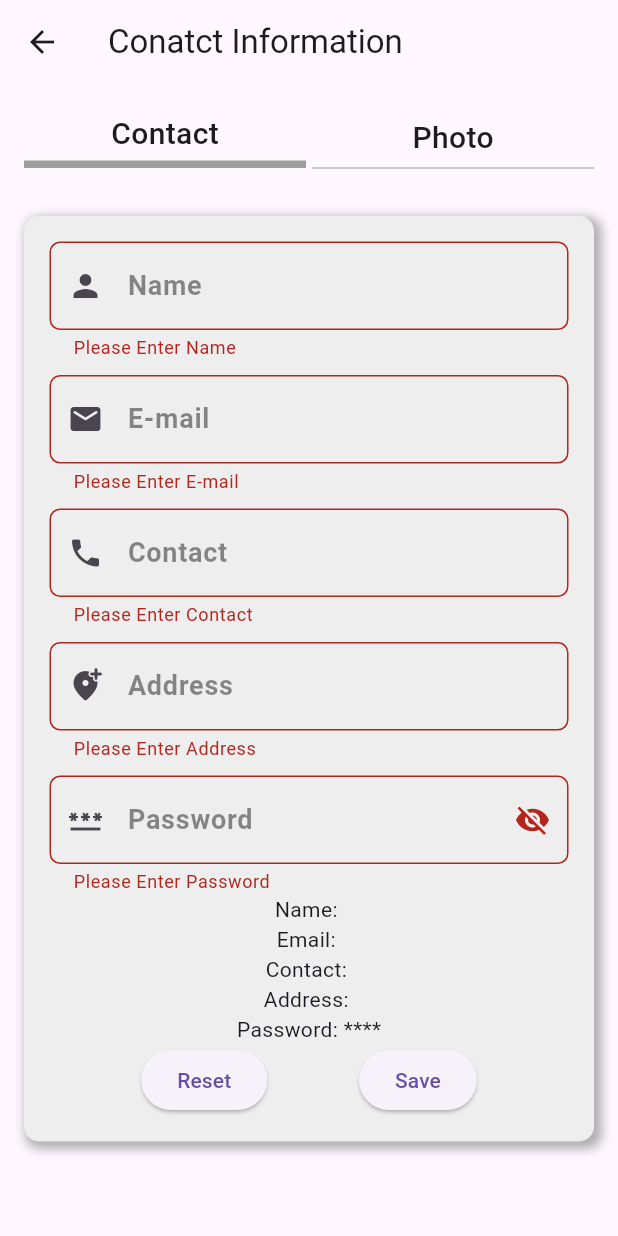
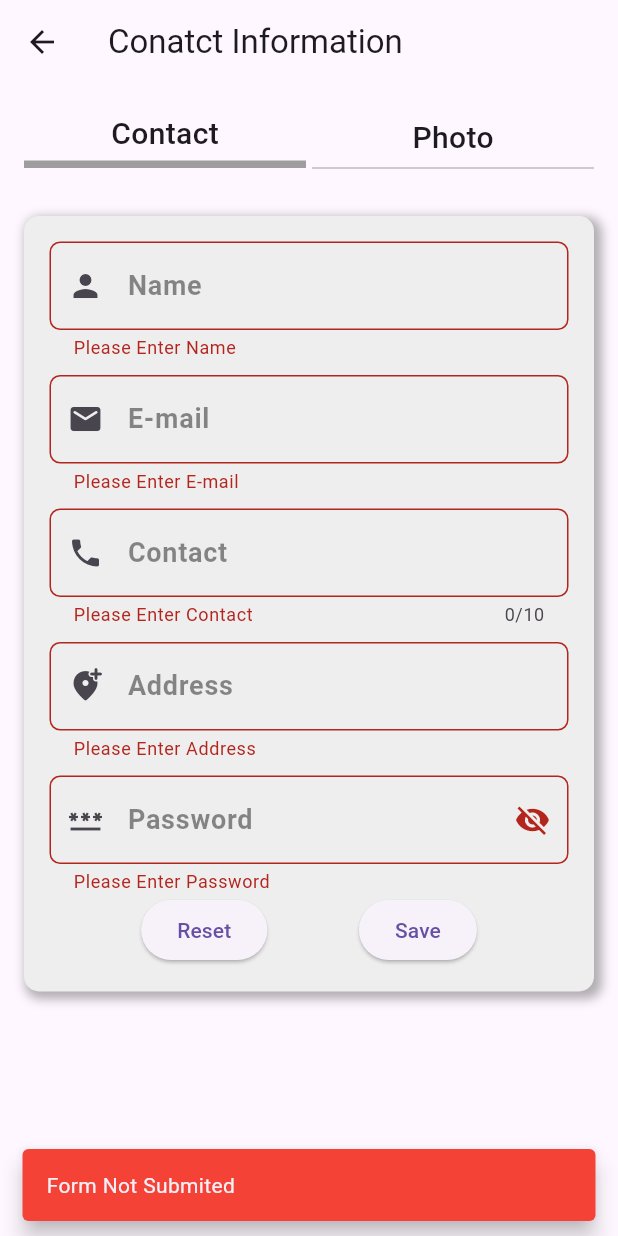
Before and after one commit to Daksh-Parekh/resume_bulider, a Flutter app: the ContactInfo screen opened by its route, after a tap on "Save", on a phone screen of 412 x 824 dp. Run offline on Flutter 3.47's test engine with Material 3 defaults, Android fonts, the phone set to English and light mode, and no system bars; network calls fail.

Commit message:
Dismiss keyboard programmatically, Save&Reset Form and SnackBar Widget

```diff
--- /dev/null
+++ b/lib/utils/globals.dart
@@ -0,0 +1,3 @@
+class Globals {
+  static String? name, email, contact, address, password;
+}
--- a/lib/views/buildoption/all_option/contact_info_page/contact_info.dart
+++ b/lib/views/buildoption/all_option/contact_info_page/contact_info.dart
@@ -1,5 +1,9 @@
+import 'dart:developer';
+
 import 'package:flutter/material.dart';
+import 'package:flutter/services.dart';
 import 'package:resume_bulider/utils/extension.dart';
+import 'package:resume_bulider/utils/globals.dart';
 
 class ContactInfo extends StatefulWidget {
   const ContactInfo({super.key});
@@ -13,11 +17,16 @@ class _ContactInfoState extends State<ContactInfo> {
   bool hide = true;
   String? name, email, password, contact, address;
 
-  TextEditingController nameController = TextEditingController();
-  TextEditingController emailContrller = TextEditingController();
-  TextEditingController contactContrller = TextEditingController();
-  TextEditingController addressContrller = TextEditingController();
-  TextEditingController passwordController = TextEditingController();
+  // TextEditingController nameController =
+  //     TextEditingController(text: Globals.name);
+  // TextEditingController emailContrller =
+  //     TextEditingController(text: Globals.email);
+  // TextEditingController contactContrller =
+  //     TextEditingController(text: Globals.contact);
+  // TextEditingController addressContrller =
+  //     TextEditingController(text: Globals.address);
+  // TextEditingController passwordController =
+  //     TextEditingController(text: Globals.password);
 
   //FormKey
   GlobalKey<FormState> FormKey = GlobalKey<FormState>();
@@ -29,7 +38,11 @@ class _ContactInfoState extends State<ContactInfo> {
 
   @override
   Widget build(BuildContext context) {
-    return Scaffold(
+    return GestureDetector(
+      onTap: () {
+        FocusManager.instance.primaryFocus!.unfocus();
+      },
+      child: Scaffold(
         appBar: AppBar(
           title: const Text("Conatct Information"),
         ),
@@ -126,12 +139,17 @@ class _ContactInfoState extends State<ContactInfo> {
                       child: SingleChildScrollView(
                         child: Form(
                           key: FormKey,
+                          autovalidateMode: AutovalidateMode.onUserInteraction,
                           child: Column(
                             mainAxisSize: MainAxisSize.min,
                             children: [
                               TextFormField(
-                              controller: nameController,
+                                initialValue: Globals.name,
+                                // controller: nameController,
                                 textInputAction: TextInputAction.next,
+                                onSaved: (val) {
+                                  Globals.name = val;
+                                },
                                 validator: (value) {
                                   if (value!.isEmpty) {
                                     return "Please Enter Name";
@@ -164,9 +182,13 @@ class _ContactInfoState extends State<ContactInfo> {
                               ),
                               10.h,
                               TextFormField(
-                              controller: emailContrller,
+                                initialValue: Globals.email,
+                                // controller: emailContrller,
                                 textInputAction: TextInputAction.next,
                                 keyboardType: TextInputType.emailAddress,
+                                onSaved: (val) {
+                                  Globals.email = val;
+                                },
                                 // onChanged: (value) {
                                 //   email = value;
                                 //   setState(() {});
@@ -174,6 +196,10 @@ class _ContactInfoState extends State<ContactInfo> {
                                 validator: (value) {
                                   if (value!.isEmpty) {
                                     return "Please Enter E-mail";
+                                  } else if (RegExp(
+                                          r'^[\w-\.]+@([\w-]+\.)+[\w-]{2,4}$')
+                                      .hasMatch(value)) {
+                                    return null;
                                   } else {
                                     return null;
                                   }
@@ -199,9 +225,17 @@ class _ContactInfoState extends State<ContactInfo> {
                               ),
                               10.h,
                               TextFormField(
-                              controller: contactContrller,
-                              textInputAction: TextInputAction.done,
+                                initialValue: Globals.contact,
+                                // controller: contactContrller,
+                                maxLength: 10,
+                                textInputAction: TextInputAction.next,
                                 keyboardType: TextInputType.number,
+                                onSaved: (val) {
+                                  Globals.contact = val;
+                                },
+                                inputFormatters: [
+                                  FilteringTextInputFormatter.digitsOnly,
+                                ],
                                 // onChanged: (value) {
                                 //   contact = value;
                                 //   setState(() {});
@@ -209,6 +243,8 @@ class _ContactInfoState extends State<ContactInfo> {
                                 validator: (value) {
                                   if (value!.isEmpty) {
                                     return "Please Enter Contact";
+                                  } else if (value.length < 10) {
+                                    return "Contact Number must be of 10 digits";
                                   } else {
                                     return null;
                                   }
@@ -234,9 +270,13 @@ class _ContactInfoState extends State<ContactInfo> {
                               ),
                               10.h,
                               TextFormField(
-                              controller: addressContrller,
-                              textInputAction: TextInputAction.done,
+                                initialValue: Globals.address,
+                                // controller: addressContrller,
+                                textInputAction: TextInputAction.next,
                                 keyboardType: TextInputType.text,
+                                onSaved: (val) {
+                                  Globals.address = val;
+                                },
                                 // onChanged: (value) {
                                 //   address = value;
                                 //   setState(() {});
@@ -261,8 +301,8 @@ class _ContactInfoState extends State<ContactInfo> {
                                     color: Colors.black45,
                                     fontWeight: FontWeight.w600,
                                   ),
-                                prefixIcon:
-                                    const Icon(Icons.add_location_alt_rounded),
+                                  prefixIcon: const Icon(
+                                      Icons.add_location_alt_rounded),
                                   border: OutlineInputBorder(
                                     borderRadius: BorderRadius.circular(7),
                                   ),
@@ -270,9 +310,13 @@ class _ContactInfoState extends State<ContactInfo> {
                               ),
                               10.h,
                               TextFormField(
-                              controller: passwordController,
+                                // controller: passwordController,
                                 textInputAction: TextInputAction.done,
                                 obscureText: hide,
+                                initialValue: Globals.password,
+                                onSaved: (val) {
+                                  Globals.password = val;
+                                },
                                 // onChanged: (value) {
                                 //   password = value;
                                 //   setState(() {});
@@ -312,23 +356,32 @@ class _ContactInfoState extends State<ContactInfo> {
                                   ),
                                 ),
                               ),
-                            Text("Name: ${nameController.text}"),
-                            Text("Email: ${emailContrller.text}"),
-                            Text("Contact: ${contactContrller.text}"),
-                            Text("Address: ${addressContrller.text}"),
-                            Text(
-                                "Password: ${hide ? '****' : passwordController.text}"),
+                              // Text("Name: ${nameController.text}"),
+                              // Text("Email: ${emailContrller.text}"),
+                              // Text("Contact: ${contactContrller.text}"),
+                              // Text("Address: ${addressContrller.text}"),
+                              // Text(
+                              //     "Password: ${hide ? '****' : passwordController.text}"),
                               Row(
-                              mainAxisAlignment: MainAxisAlignment.spaceEvenly,
+                                mainAxisAlignment:
+                                    MainAxisAlignment.spaceEvenly,
                                 children: [
                                   ElevatedButton(
                                     onPressed: () {
-                                    nameController.clear();
-                                    emailContrller.clear();
-                                    contactContrller.clear();
-                                    addressContrller.clear();
-                                    passwordController.clear();
-                                    setState(() {});
+                                      // nameController.clear();
+                                      // emailContrller.clear();
+                                      // contactContrller.clear();
+                                      // addressContrller.clear();
+                                      // passwordController.clear();
+                                      FormKey.currentState!.reset();
+                                      //Chained Assign Expression
+                                      Globals.name = Globals.email =
+                                          Globals.contact = Globals.address =
+                                              Globals.password = null;
+
+                                      setState(() {
+                                        // log("RESET");
+                                      });
                                     },
                                     child: Text("Reset"),
                                   ),
@@ -336,6 +389,25 @@ class _ContactInfoState extends State<ContactInfo> {
                                     onPressed: () {
                                       bool validated =
                                           FormKey.currentState!.validate();
+                                      if (validated) {
+                                        FormKey.currentState!.save();
+                                        SnackBar mySnakeBar = SnackBar(
+                                          content:
+                                              Text("Form Saved Susscessfully"),
+                                          backgroundColor: Colors.green,
+                                          behavior: SnackBarBehavior.floating,
+                                        );
+                                        ScaffoldMessenger.of(context)
+                                            .showSnackBar(mySnakeBar);
+                                      } else {
+                                        SnackBar mySnakeBar = SnackBar(
+                                          content: Text("Form Not Submited"),
+                                          backgroundColor: Colors.red,
+                                          behavior: SnackBarBehavior.floating,
+                                        );
+                                        ScaffoldMessenger.of(context)
+                                            .showSnackBar(mySnakeBar);
+                                      }
                                     },
                                     child: Text("Save"),
                                   ),
@@ -347,24 +419,14 @@ class _ContactInfoState extends State<ContactInfo> {
                       ),
                     ),
                     //Photo
-                  Container(
-                    decoration: BoxDecoration(
-                      color: Colors.grey.shade200,
-                      borderRadius: BorderRadius.circular(10),
-                      border: Border.all(
-                        color: Colors.grey.shade200,
-                        width: 1,
-                      ),
-                      boxShadow: [
-                        BoxShadow(
-                          color: Colors.black.withOpacity(0.3),
-                          blurRadius: 5,
-                          offset: const Offset(3, 3),
-                          spreadRadius: 2,
-                        ),
+                    Column(
+                      children: [
+                        Text("Name : ${Globals.name}"),
+                        Text("Email : ${Globals.email}"),
+                        Text("Contact : ${Globals.contact}"),
+                        Text("Address : ${Globals.address}"),
+                        Text("Password : ${Globals.password}"),
                       ],
-                    ),
-                    child: const Text("Photo"),
                     ),
                   ],
                 ),
@@ -372,6 +434,7 @@ class _ContactInfoState extends State<ContactInfo> {
             ),
           ],
         ),
+      ),
     );
   }
 }
--- a/lib/views/splash_screen/splash_screen.dart
+++ b/lib/views/splash_screen/splash_screen.dart
@@ -26,9 +26,10 @@ class SplashScreen extends StatelessWidget {
     return Scaffold(
       backgroundColor: Colors.white,
       body: Center(
+        // child: Image.asset('lib/assets/gif/Resume_folder.gif'),
         child: kIsWeb
-            ? Image.asset("lib/assets/gif/Resume_folder.gif")
-            : Image.network("lib/assets/gif/Resume_folder.gif"),
+            ? Image.asset('lib/assets/gif/Resume_folder.gif')
+            : Image.network('lib/assets/gif/Resume_folder.gif'),
       ),
     );
   }
```
Lines whose indentation alone changed are shown as unchanged.
